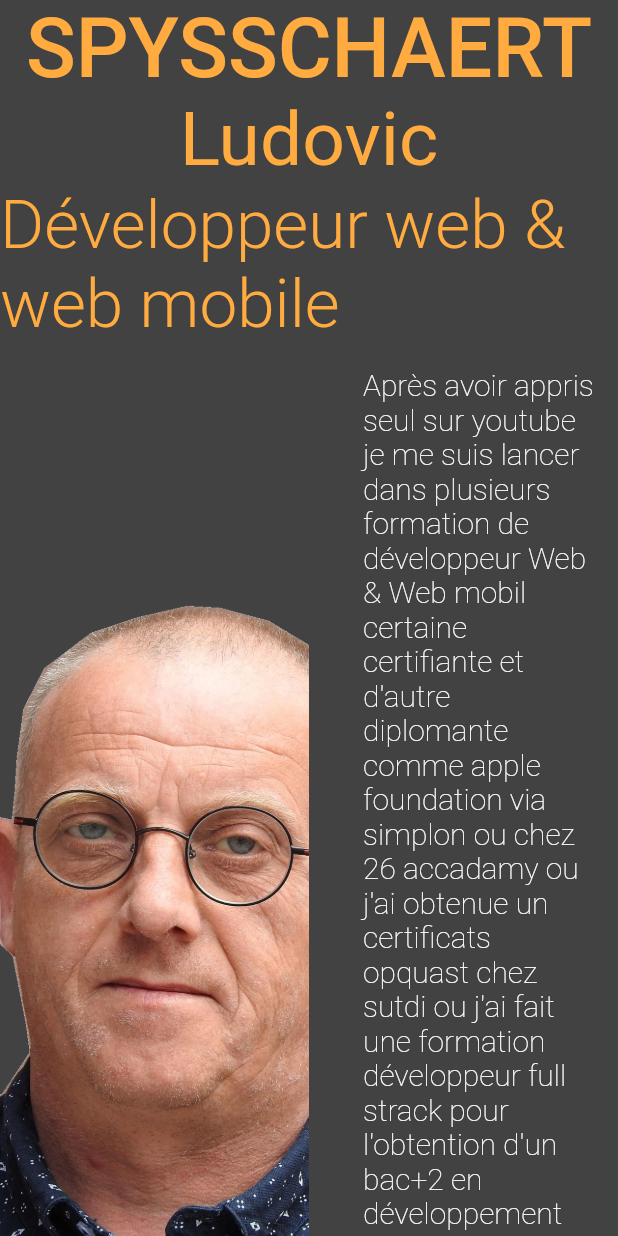
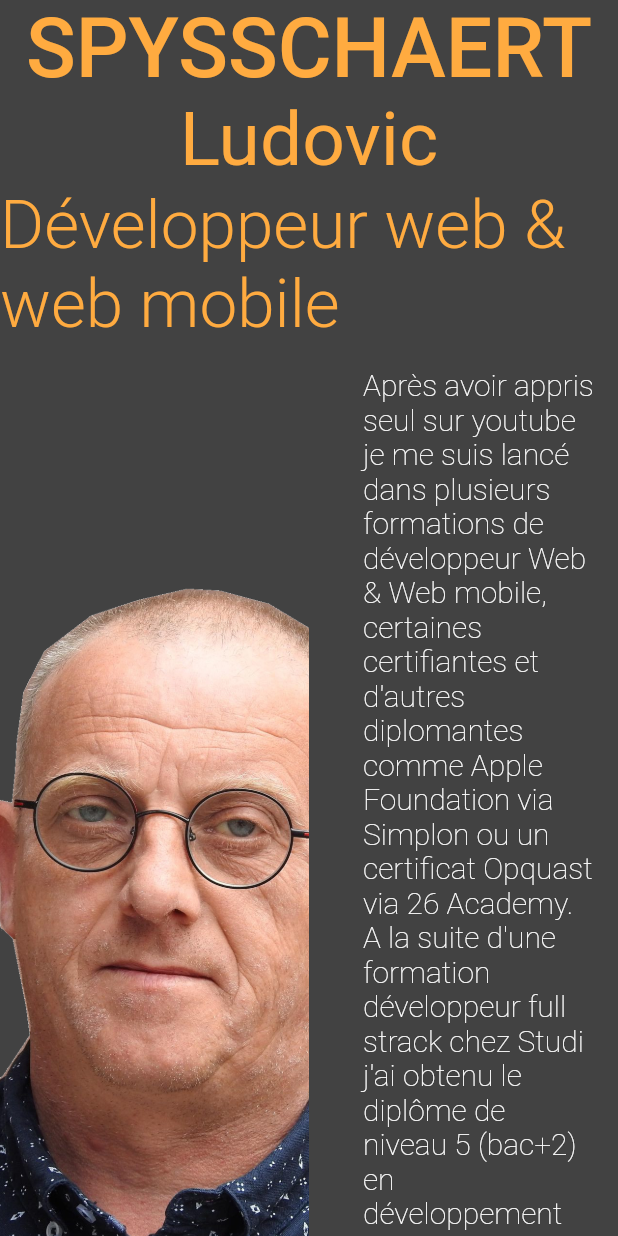
Before and after one commit to pickypou/mon_site, a Flutter app: the screen it shows after launch, on a phone screen of 412 x 824 dp. Run offline on Flutter 3.47's test engine with Material 2 defaults, Android fonts, the phone set to English and light mode, and no system bars; our stand-ins replace google_fonts.

Commit message:
retouche landingHome

```diff
--- a/lib/ui/common/landing_page/landin_home.dart
+++ b/lib/ui/common/landing_page/landin_home.dart
@@ -70,19 +70,20 @@ class LandingHome extends StatelessWidget {
               padding: EdgeInsets.all(16.0), // Ajoutez ici le padding souhaité
                 child:
                       Text(
-                        "Après avoir appris seul sur youtube je me suis lancer dans plusieurs "
-                            " formation de développeur Web & Web mobil certaine certifiante et d'autre diplomante"
-                            " comme apple foundation via simplon ou chez 26 accadamy ou j'ai obtenue un certificats opquast"
-                            " chez sutdi ou j'ai fait une formation développeur full strack pour l'obtention d'un bac+2 en développement"
-                            " Web et Web mobile"
-                            " que j'ai réussi avec succé aujoud'huit je me suis installer comme auto-entrepreneur "
-                            " ",
+                        "Après avoir appris seul sur youtube je me suis lancé dans plusieurs "
+                            " formations de développeur Web & Web mobile, certaines certifiantes et d'autres diplomantes"
+                            " comme Apple Foundation via Simplon ou un certificat Opquast via 26 Academy."
+                            "  A la suite d'une formation développeur full strack chez Studi j'ai obtenu le diplôme de niveau "
+                            "5 (bac+2) en développement Web et Web mobile."
+                            " Aujoud'hui je me suis installé comme auto-entrepreneur ",
+
                         style: TextStyle(
                           fontSize: 20,
                           color: Colors.white,
                           fontWeight: FontWeight.w100,
                         ),
                       ),
+
               ),
                     ],
                   ),
```
